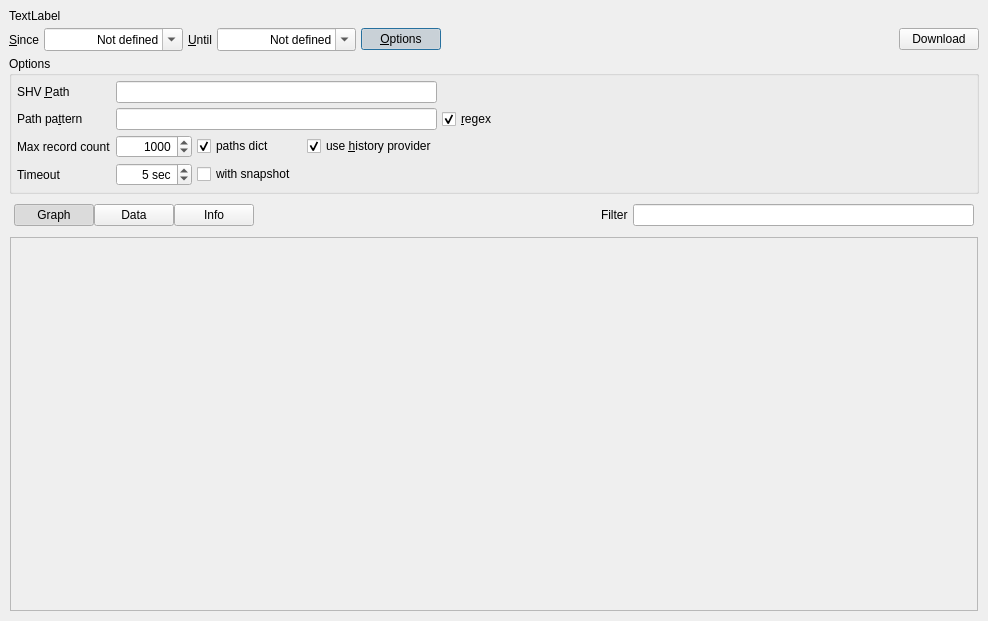
Before: the Qt Designer form libshvvisu/src/logview/dlgloginspector.ui in syyyr/libshv, drawn with Qt 5.
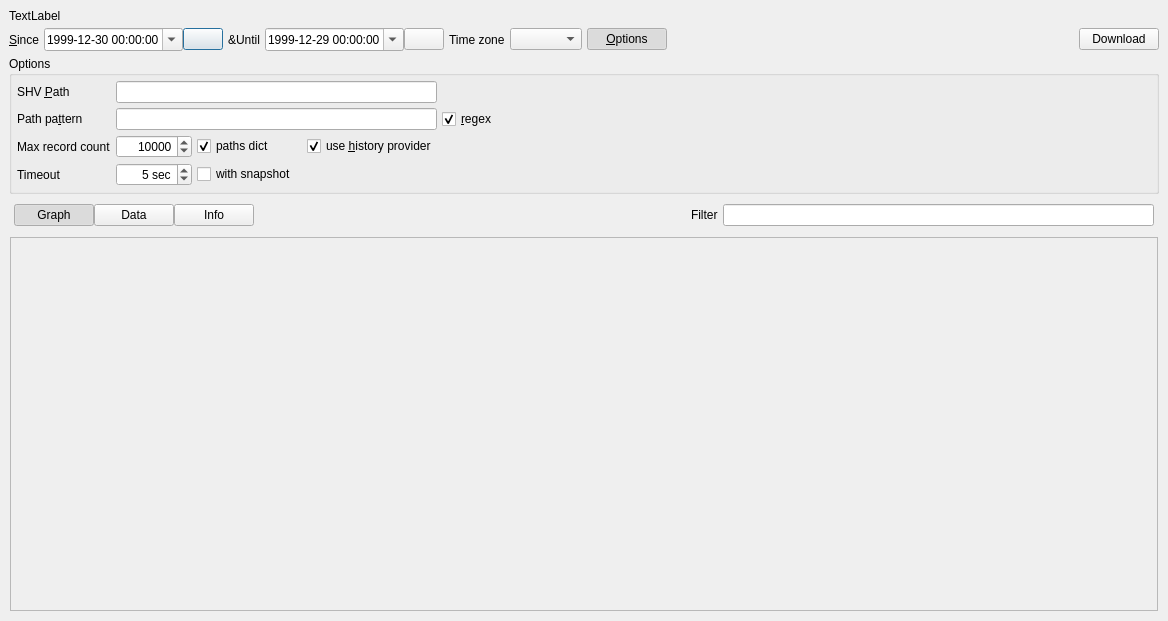
After: the same form once the commit is applied. Icons and pictures are not drawn. Custom widgets are drawn as their Qt base class.

Commit message: shv log inspector supports time zones

The edit to the form file:
```diff
--- a/libshvvisu/src/logview/dlgloginspector.ui
+++ b/libshvvisu/src/logview/dlgloginspector.ui
@@ -6,7 +6,7 @@
    <rect>
     <x>0</x>
     <y>0</y>
-    <width>988</width>
+    <width>1168</width>
     <height>621</height>
    </rect>
   </property>
@@ -49,6 +49,11 @@
       </widget>
      </item>
      <item>
+      <layout class="QHBoxLayout" name="horizontalLayout_5">
+       <property name="spacing">
+        <number>0</number>
+       </property>
+       <item>
       <widget class="QDateTimeEdit" name="edSince">
        <property name="alignment">
         <set>Qt::AlignRight|Qt::AlignTrailing|Qt::AlignVCenter</set>
@@ -56,11 +61,11 @@
        <property name="specialValueText">
         <string>Not defined</string>
        </property>
-       <property name="minimumDate">
+         <property name="date">
         <date>
-         <year>2000</year>
-         <month>1</month>
-         <day>1</day>
+           <year>1999</year>
+           <month>12</month>
+           <day>30</day>
         </date>
        </property>
        <property name="displayFormat">
@@ -69,18 +74,33 @@
        <property name="calendarPopup">
         <bool>true</bool>
        </property>
-      </widget>
+         <property name="timeSpec">
+          <enum>Qt::UTC</enum>
+         </property>
+        </widget>
+       </item>
+       <item>
+        <widget class="QPushButton" name="btClearSince">
+         <property name="icon">
+          <iconset resource="../../libshvvisu.qrc">
+           <normaloff>:/shv/visu/images/delete.svg</normaloff>:/shv/visu/images/delete.svg</iconset>
+         </property>
+        </widget>
+       </item>
+      </layout>
      </item>
      <item>
       <widget class="QLabel" name="label_2">
        <property name="text">
         <string>&amp;Until</string>
        </property>
-       <property name="buddy">
-        <cstring>edUntil</cstring>
-       </property>
       </widget>
      </item>
+     <item>
+      <layout class="QHBoxLayout" name="horizontalLayout_6">
+       <property name="spacing">
+        <number>0</number>
+       </property>
      <item>
       <widget class="QDateTimeEdit" name="edUntil">
        <property name="alignment">
@@ -89,11 +109,11 @@
        <property name="specialValueText">
         <string>Not defined</string>
        </property>
-       <property name="minimumDate">
+         <property name="date">
         <date>
-         <year>2000</year>
-         <month>1</month>
-         <day>1</day>
+           <year>1999</year>
+           <month>12</month>
+           <day>29</day>
         </date>
        </property>
        <property name="displayFormat">
@@ -102,7 +122,30 @@
        <property name="calendarPopup">
         <bool>true</bool>
        </property>
-      </widget>
+         <property name="timeSpec">
+          <enum>Qt::UTC</enum>
+         </property>
+        </widget>
+       </item>
+       <item>
+        <widget class="QPushButton" name="btClearUntil">
+         <property name="icon">
+          <iconset resource="../../libshvvisu.qrc">
+           <normaloff>:/shv/visu/images/delete.svg</normaloff>:/shv/visu/images/delete.svg</iconset>
+         </property>
+        </widget>
+       </item>
+      </layout>
+     </item>
+     <item>
+      <widget class="QLabel" name="label_8">
+       <property name="text">
+        <string>Time zone</string>
+       </property>
+      </widget>
+     </item>
+     <item>
+      <widget class="shv::visu::logview::TimeZoneComboBox" name="cbxTimeZone"/>
      </item>
      <item>
       <widget class="QPushButton" name="btMoreOptions">
@@ -200,7 +243,7 @@
          <number>1000</number>
         </property>
         <property name="value">
-         <number>1000</number>
+         <number>10000</number>
         </property>
        </widget>
       </item>
@@ -432,8 +475,8 @@
            <rect>
             <x>0</x>
             <y>0</y>
-            <width>966</width>
-            <height>279</height>
+            <width>1146</width>
+            <height>277</height>
            </rect>
           </property>
          </widget>
@@ -514,6 +557,11 @@
    <header>src/timeline/graphview.h</header>
    <container>1</container>
   </customwidget>
+  <customwidget>
+   <class>shv::visu::logview::TimeZoneComboBox</class>
+   <extends>QComboBox</extends>
+   <header>src/logview/timezonecombobox.h</header>
+  </customwidget>
  </customwidgets>
  <tabstops>
   <tabstop>edSince</tabstop>
```
Left out of the diff: 16 changed lines with no effect on the pictures. Lines whose indentation alone changed are shown as unchanged. The commit also changes 7 other files.
